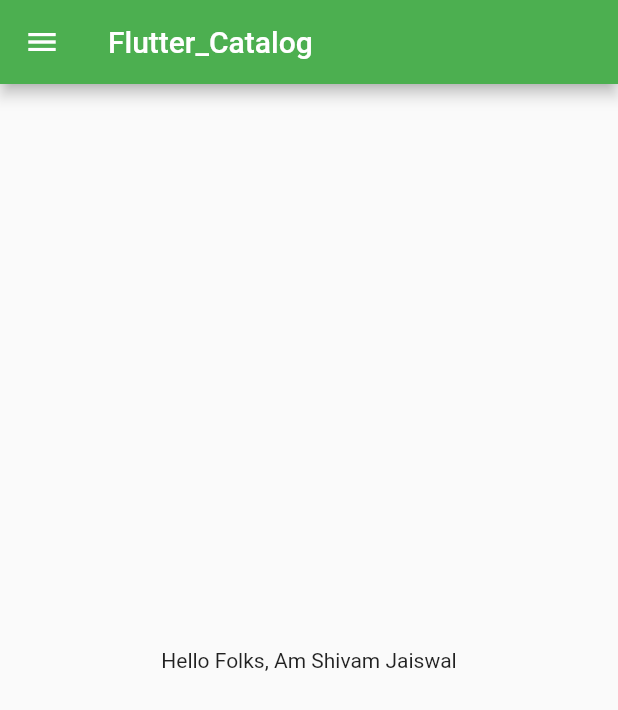
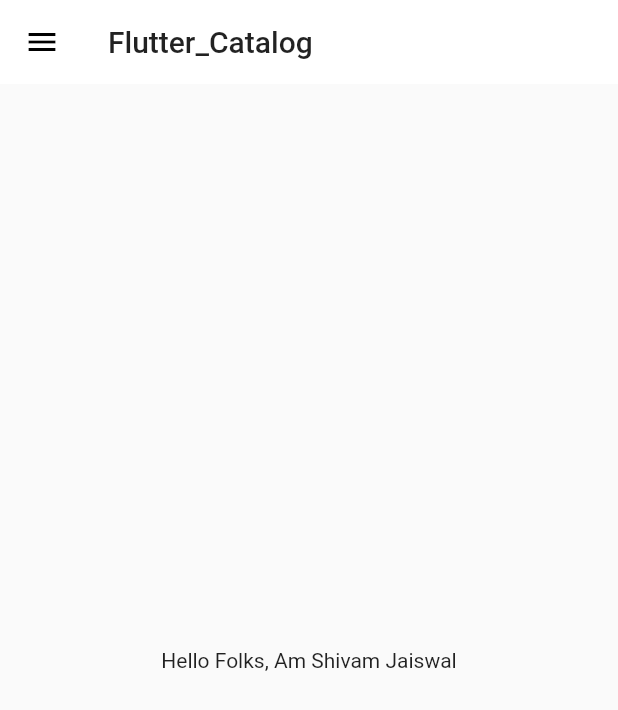
Before and after one commit to Shivam648/Flutter_Catalogue, a Flutter app: the screen it shows after launch, on a phone screen of 412 x 824 dp. Shown: the top 710 px of the screen. Run offline on Flutter 3.47's test engine with Material 2 defaults, Android fonts, the phone set to English and light mode, and no system bars; missing offline and left inert: dart:ffi.

Commit message:
AppBar theme

```diff
--- a/lib/main.dart
+++ b/lib/main.dart
@@ -17,9 +17,14 @@ class MyApp extends StatelessWidget {
       themeMode: ThemeMode.dark,
       theme: ThemeData(primarySwatch: Colors.deepOrange),
       darkTheme: ThemeData(
-        //brightness: Brightness.dark,
-        primarySwatch: Colors.green,
-      ),
+          //brightness: Brightness.dark,
+          primarySwatch: Colors.green,
+          appBarTheme: AppBarTheme(
+            color: Colors.white,
+            elevation: 0.0,
+            iconTheme: IconThemeData(color: Colors.black),
+            textTheme: Theme.of(context).textTheme,
+          )),
       debugShowCheckedModeBanner: false,
       initialRoute: MyRoutes.hopmeRoute,
       routes: {
--- a/lib/pages/home_page.dart
+++ b/lib/pages/home_page.dart
@@ -7,7 +7,13 @@ class home_page extends StatelessWidget {
   Widget build(BuildContext context) {
     return Scaffold(
       appBar: AppBar(
-        title: Text("Flutter_Catalog"),
+        /*backgroundColor: Colors.white,
+        elevation: 0.0,
+        iconTheme: IconThemeData(color: Colors.black),*/
+        title: Text(
+          "Flutter_Catalog",
+          // style: TextStyle(color: Colors.black),
+        ),
       ),
       body: Center(
         child: Container(
```
